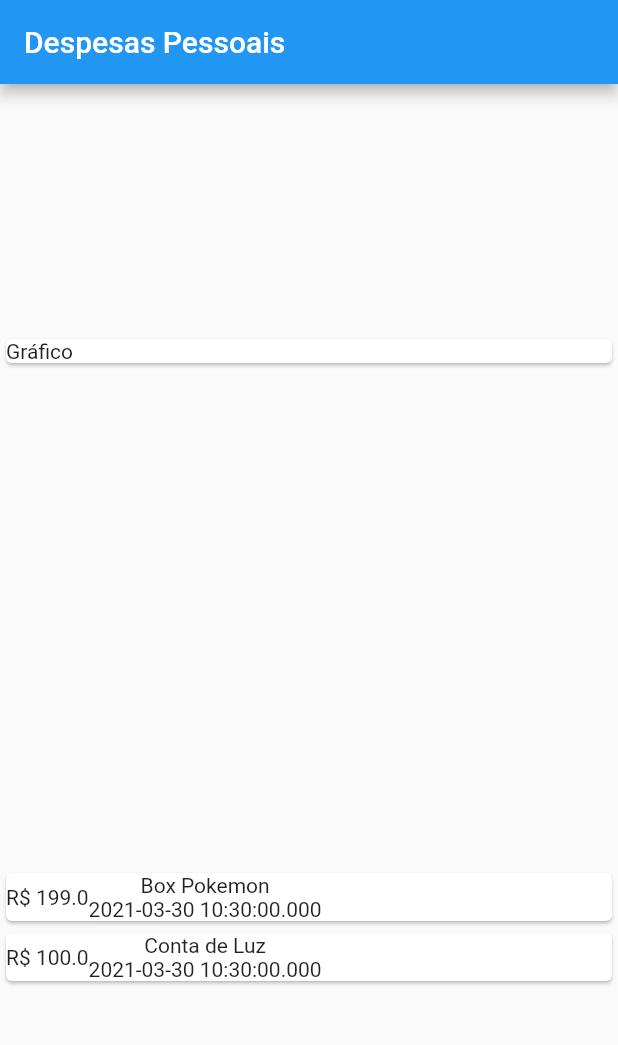
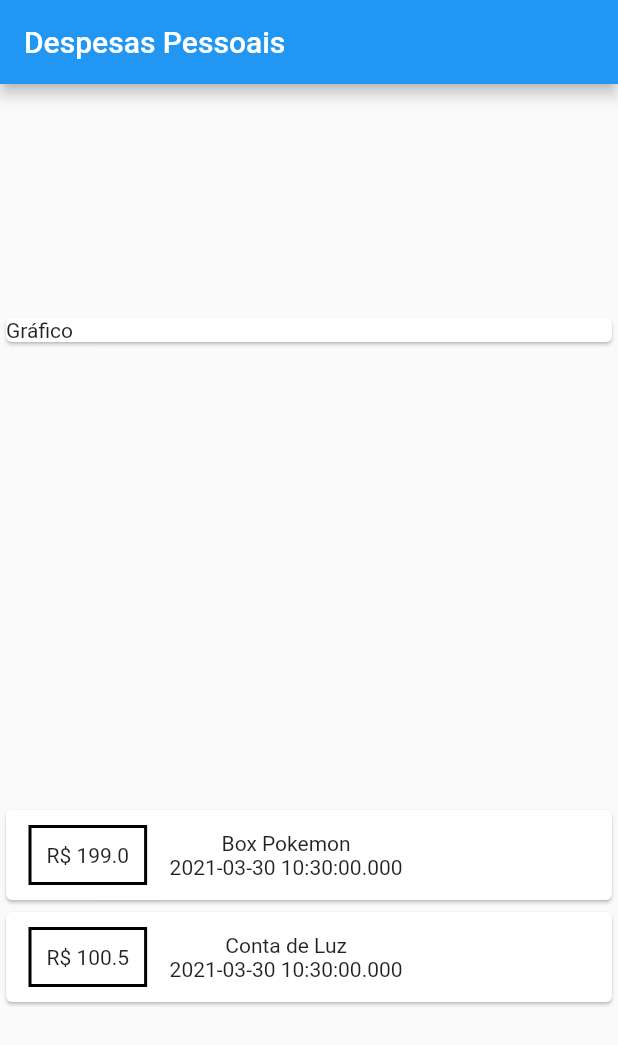
Before and after one commit to phcbarros/Flutter, a Flutter app: the screen it shows after launch, on a phone screen of 412 x 824 dp. Shown: the top 1045 px of the screen. Run offline on Flutter 3.47's test engine with Material 2 defaults, Android fonts, the phone set to English and light mode, and no system bars.

Commit message:
Curso Flutter - 04 Construindo App Real (Despesas Pessoais) - 84 Aplicando Estilo no Container

```diff
--- a/curso_flutter/expenses/lib/main.dart
+++ b/curso_flutter/expenses/lib/main.dart
@@ -17,9 +17,9 @@ class ExpensesApp extends StatelessWidget {
 class MyHomePage extends StatelessWidget {
   final _transactions = [
     Transaction(
-        id: '1', title: 'Box Pokemon', value: 199.0, date: DateTime.now()),
+        id: '1', title: 'Box Pokemon', value: 199.00, date: DateTime.now()),
     Transaction(
-        id: '2', title: 'Conta de Luz', value: 100.0, date: DateTime.now()),
+        id: '2', title: 'Conta de Luz', value: 100.50, date: DateTime.now()),
   ];
   @override
   Widget build(BuildContext context) {
@@ -42,6 +42,17 @@ class MyHomePage extends StatelessWidget {
                   child: Row(
                     children: [
                       Container(
+                        margin: EdgeInsets.symmetric(
+                          horizontal: 15,
+                          vertical: 10
+                        ),
+                        decoration: BoxDecoration(
+                          border: Border.all(
+                            color: Colors.black,
+                            width: 2,
+                          )
+                        ),
+                        padding: EdgeInsets.all(10),
                         child: Text("R\$ ${tr.value}")
                       ),
                       Column(
```
